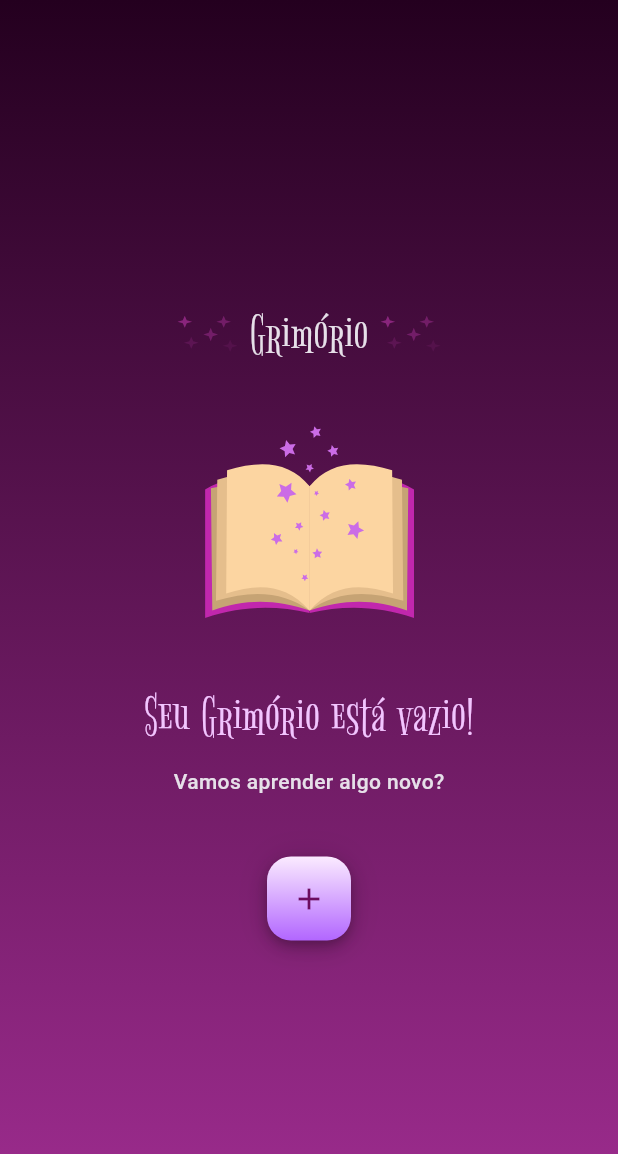
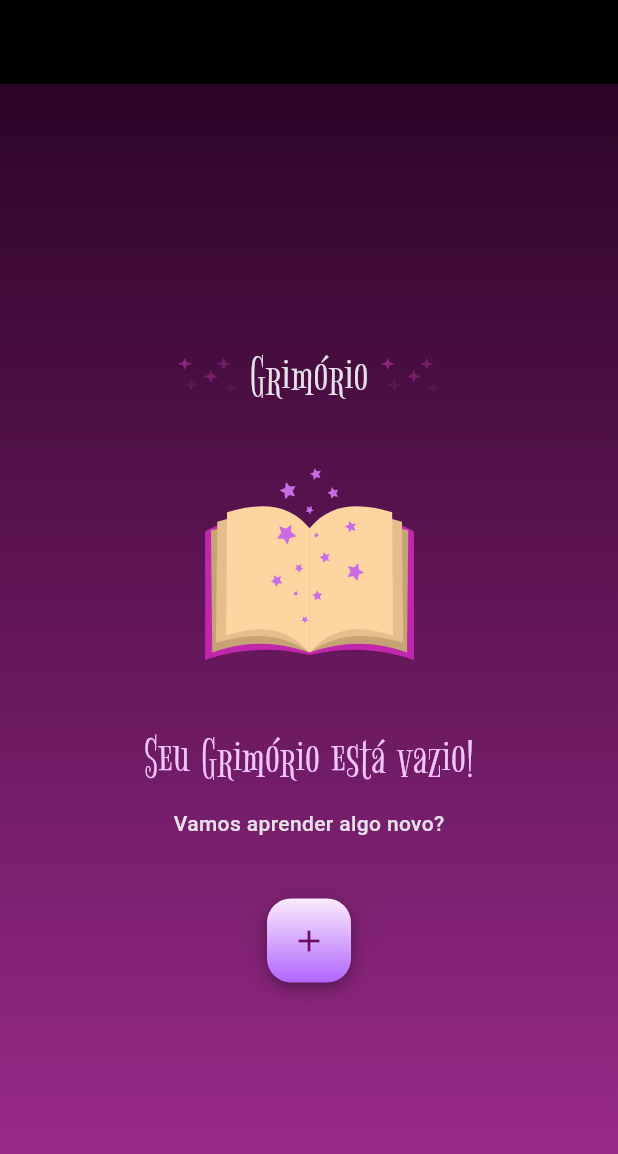
Before and after one commit to Brulibra/alura-grimorio, a Flutter app: the NewEntry screen opened directly, after a tap on "Adicionar", on a phone screen of 412 x 824 dp. Shown: the top 1154 px of the screen. Run offline on Flutter 3.47's test engine with Material 3 defaults, Android fonts, the phone set to English and light mode, and no system bars; our stand-ins replace flutter_svg, sqflite; accounts and stored records are empty; network calls fail.

```diff
--- a/lib/main.dart
+++ b/lib/main.dart
@@ -1,5 +1,5 @@
 import 'package:flutter/material.dart';
-import 'package:grimorio/views/dashboard.dart';
+import 'views/dashboard.dart';
 
 void main() {
   runApp(const Grimorio());
--- a/lib/views/components/display_text.dart
+++ b/lib/views/components/display_text.dart
@@ -1,6 +1,7 @@
 import 'package:flutter/material.dart';
 import 'package:flutter_svg/svg.dart';
-import 'package:grimorio/theme.dart';
+
+import '../../theme.dart';
 
 class DisplayText extends StatelessWidget {
   const DisplayText(this.text, {super.key});
--- a/lib/views/components/entry.dart
+++ b/lib/views/components/entry.dart
@@ -1,5 +1,5 @@
 import 'package:flutter/material.dart';
-import 'package:grimorio/theme.dart';
+import '../../theme.dart';
 
 class Entry extends StatelessWidget {
   const Entry({super.key,});
--- a/lib/views/components/floating_button.dart
+++ b/lib/views/components/floating_button.dart
@@ -1,5 +1,5 @@
 import 'package:flutter/material.dart';
-import 'package:grimorio/theme.dart';
+import '../../theme.dart';
 
 class FloatingButton extends StatelessWidget {
   const FloatingButton({super.key, required this.onTap});
--- a/lib/views/components/primary_button.dart
+++ b/lib/views/components/primary_button.dart
@@ -1,6 +1,6 @@
 import 'package:flutter/material.dart';
 import 'package:flutter_svg/svg.dart';
-import 'package:grimorio/theme.dart';
+import '../../theme.dart';
 
 class PrimaryButton extends StatelessWidget {
   const PrimaryButton({super.key, required this.text, required this.onTap});
--- a/lib/views/components/secondary_button.dart
+++ b/lib/views/components/secondary_button.dart
@@ -1,6 +1,6 @@
 import 'package:flutter/material.dart';
 import 'package:flutter_svg/svg.dart';
-import 'package:grimorio/theme.dart';
+import '../../theme.dart';
 
 class SecondaryButton extends StatelessWidget {
   const SecondaryButton({super.key, required this.text, this.icon, required this.onTap});
--- a/lib/views/edit_details.dart
+++ b/lib/views/edit_details.dart
@@ -1,8 +1,8 @@
 import 'package:flutter/material.dart';
-import 'package:grimorio/views/components/date_input.dart';
 
 import '../../theme.dart';
 import 'components/display_text.dart';
+import 'components/date_input.dart';
 import 'components/entry.dart';
 import 'components/primary_button.dart';
 
--- a/lib/views/home.dart
+++ b/lib/views/home.dart
@@ -27,8 +27,9 @@ class _HomeState extends State<Home> {
         child: Container(
       decoration: AppBackgroundProperties.boxDecoration,
       child: Scaffold(
+        appBar: AppBar(backgroundColor: AppColors.black),
         backgroundColor: Colors.transparent,
-        body: Center(
+        body: const Center(
           child: _EmptyHome(),
           // Need connection with sqflite
           // child: FutureBuilder(
--- a/lib/views/new_entry.dart
+++ b/lib/views/new_entry.dart
@@ -42,8 +42,8 @@ class _NewEntryState extends State<NewEntry> {
                   child: Column(
                     children: <Widget>[
                       // Entry(book: "Book"),
-                      Padding(
-                        padding: const EdgeInsets.only(bottom: 24.0),
+                      const Padding(
+                        padding: EdgeInsets.only(bottom: 24.0),
                         child: Text("Book Description"),
                       ),
                       Form(
```
Also changed, not shown: analysis_options.yaml (+4 -22 lines), lib/views/book_details.dart (+10 -10 lines), lib/views/dashboard.dart (+4 -3 lines), lib/views/login.dart (+6 -5 lines), lib/views/search_books.dart (+6 -6 lines), lib/views/sign_up.dart (+4 -3 lines), pubspec.yaml (+1 -18 lines), 53 other files.
